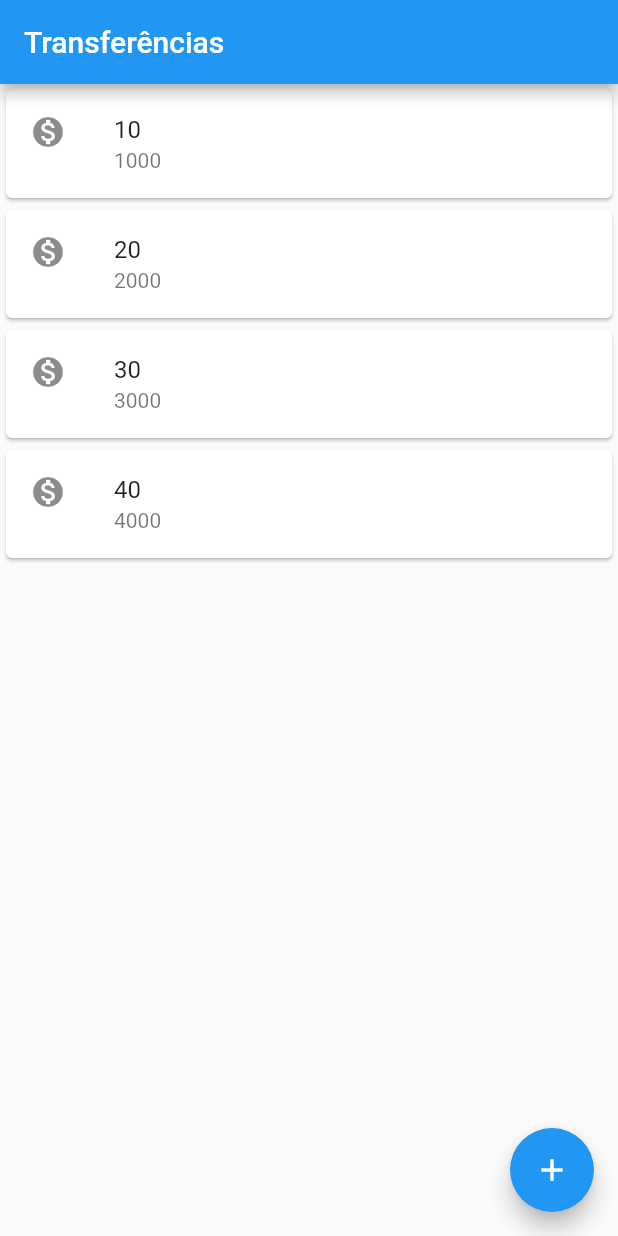
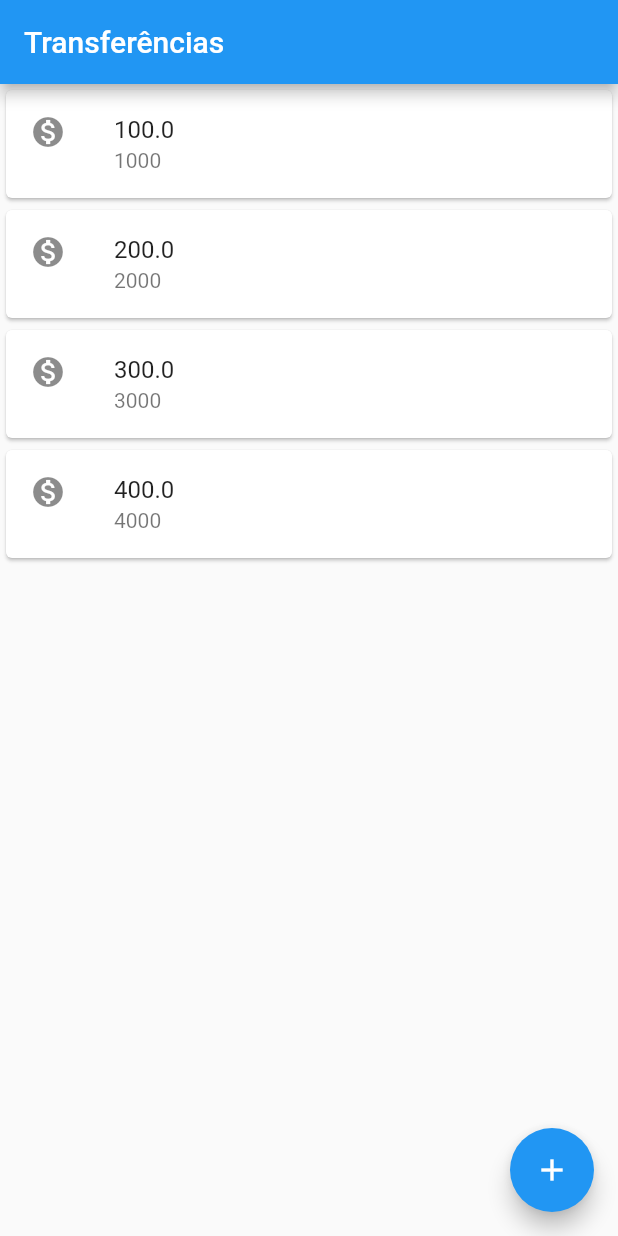
Before and after one commit to henriqdsvlima/flutter_bytebank, a Flutter app: the screen it shows after launch, on a phone screen of 412 x 824 dp. Run offline on Flutter 3.47's test engine with Material 2 defaults, Android fonts, the phone set to English and light mode, and no system bars.

```diff
--- a/lib/main.dart
+++ b/lib/main.dart
@@ -21,10 +21,10 @@ class TransferList extends StatelessWidget {
   Widget build(BuildContext context) {
     return Column(
       children: <Widget>[
-        TransferItem('10', '1000'),
-        TransferItem('20', '2000'),
-        TransferItem('30', '3000'),
-        TransferItem('40', '4000'),
+        TransferItem('100.0', '1000'),
+        TransferItem('200.0', '2000'),
+        TransferItem('300.0', '3000'),
+        TransferItem('400.0', '4000'),
       ], //<Widget>[]
     );
   }
```
